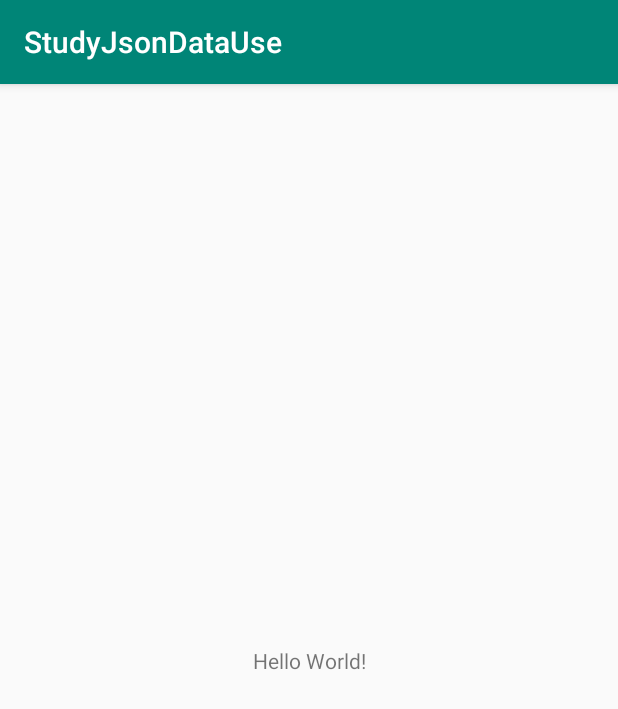
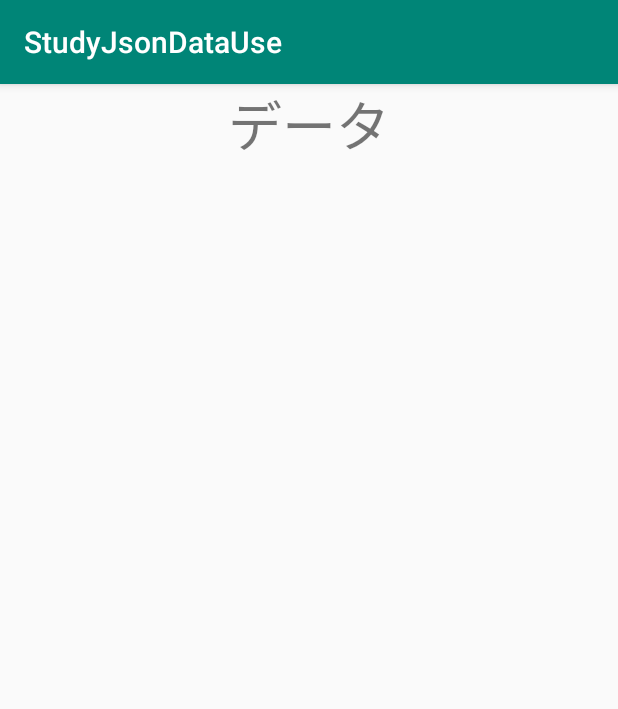
Before and after one commit to Bluewind12/StudyJsonDataUse, an Android app: the screen it shows after launch (MainActivity), on a phone screen of 412 x 824 dp. Shown: the top 709 px of the screen. Run offline under Robolectric (Android 15) with nearby library versions, the phone set to English and light mode, and no system bars.

Commit message:
[update]読み込みまで

```diff
--- a/app/src/main/java/momonyan/studyjsondatause/SampleJsonData.json
+++ b/app/src/main/assets/SampleJsonData.json
@@ -1,5 +1,4 @@
-{
-  "sample_human_data": [
+[
     {
       "name": "Andy",
       "age": 31,
@@ -30,5 +29,4 @@
       "gender": true,
       "other": "Grand"
     }
-  ]
-}
+]
--- a/app/src/main/java/momonyan/studyjsondatause/MainActivity.kt
+++ b/app/src/main/java/momonyan/studyjsondatause/MainActivity.kt
@@ -1,12 +1,35 @@
 package momonyan.studyjsondatause
 
+import android.os.Bundle
+import android.util.Log
+import android.widget.TextView
 import androidx.appcompat.app.AppCompatActivity
-import android.os.Bundle
+import org.json.JSONArray
+import org.json.JSONException
+import java.io.BufferedReader
+import java.io.InputStreamReader
+
 
 class MainActivity : AppCompatActivity() {
 
     override fun onCreate(savedInstanceState: Bundle?) {
         super.onCreate(savedInstanceState)
         setContentView(R.layout.activity_main)
+
+        val assetManager = resources.assets
+
+        val inputStream = assetManager.open("SampleJsonData.json")
+        val bufferedReader = BufferedReader(InputStreamReader(inputStream))
+        val str: String = bufferedReader.readLine()
+        Log.d("check", str)
+        try {
+            val jsonArray = JSONArray(str)
+            for (i in 0 until jsonArray.length()) {
+                val textView = TextView(this)
+                Log.d("Check", jsonArray[i].toString())
+            }
+        } catch (e: JSONException) {
+            e.printStackTrace()
+        }
     }
 }
--- a/app/src/main/res/layout/activity_main.xml
+++ b/app/src/main/res/layout/activity_main.xml
@@ -1,18 +1,17 @@
 <?xml version="1.0" encoding="utf-8"?>
-<androidx.constraintlayout.widget.ConstraintLayout xmlns:android="http://schemas.android.com/apk/res/android"
-    xmlns:app="http://schemas.android.com/apk/res-auto"
+<LinearLayout xmlns:android="http://schemas.android.com/apk/res/android"
     xmlns:tools="http://schemas.android.com/tools"
+    android:id="@+id/mainLinerLayout"
     android:layout_width="match_parent"
     android:layout_height="match_parent"
     tools:context=".MainActivity">
 
     <TextView
+        android:id="@+id/textView"
         android:layout_width="wrap_content"
         android:layout_height="wrap_content"
-        android:text="Hello World!"
-        app:layout_constraintBottom_toBottomOf="parent"
-        app:layout_constraintLeft_toLeftOf="parent"
-        app:layout_constraintRight_toRightOf="parent"
-        app:layout_constraintTop_toTopOf="parent" />
-
-</androidx.constraintlayout.widget.ConstraintLayout>
+        android:layout_weight="1"
+        android:gravity="center"
+        android:text="データ"
+        android:textSize="36sp" />
+</LinearLayout>
```
